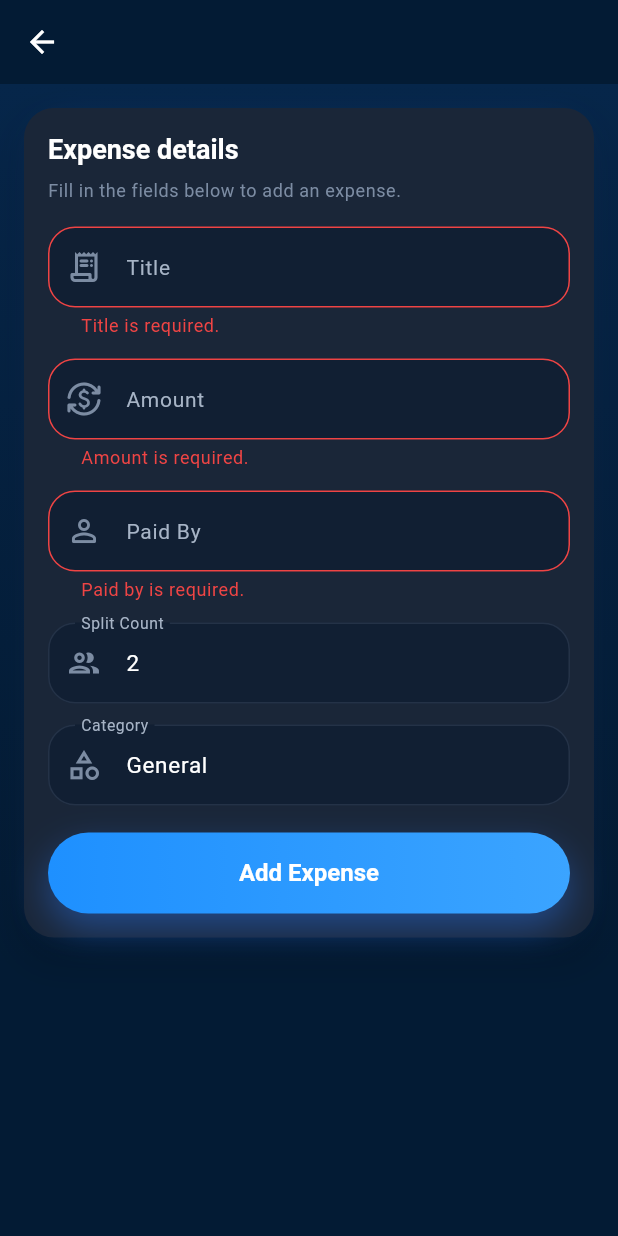
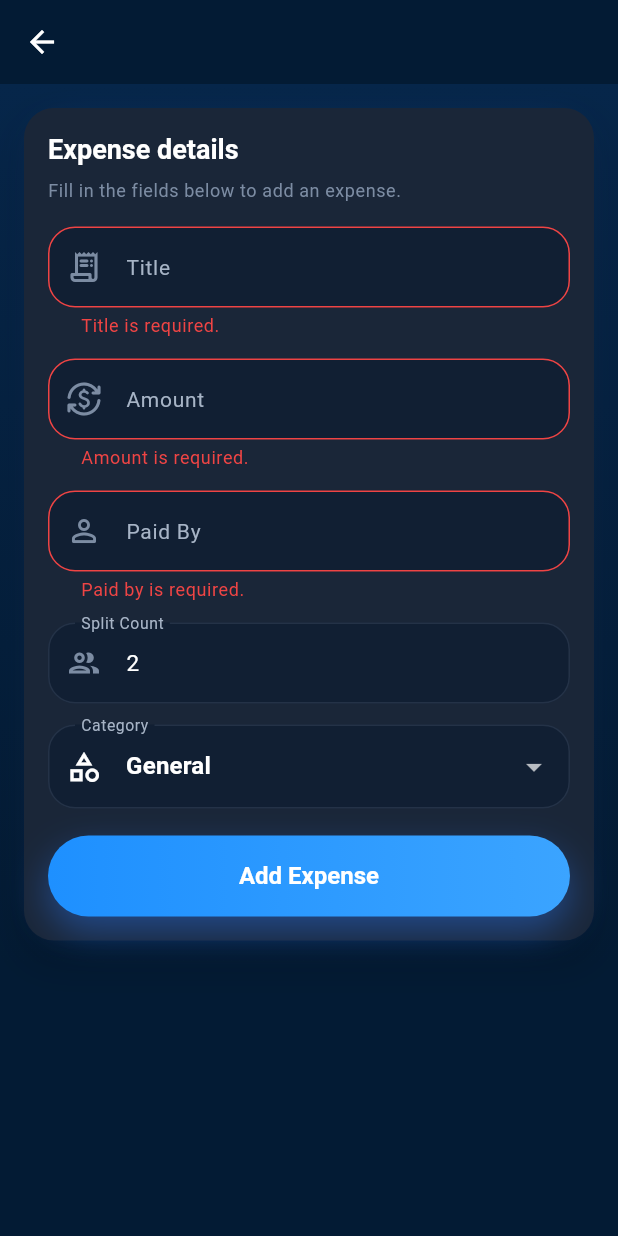
Before and after one commit to reijansen/kwartx, a Flutter app: the ExpenseFormScreen screen opened directly with empty values, after a tap on "Add Expense", on a phone screen of 412 x 824 dp. Run offline on Flutter 3.47's test engine with Material 3 defaults, Android fonts, the phone set to English and light mode, and no system bars; our stand-ins replace cloud_firestore, firebase_auth, firebase_core, share_plus; accounts and stored records are empty.

Commit message:
chore(stability): harden forms/data guards, add reusable category reference constants, and finalize submission README

```diff
--- /dev/null
+++ b/lib/constants/expense_reference_data.dart
@@ -0,0 +1,21 @@
+class ExpenseReferenceData {
+  ExpenseReferenceData._();
+
+  static const List<String> categories = <String>[
+    'General',
+    'Food',
+    'Transport',
+    'Bills',
+    'Rent',
+    'Utilities',
+    'Shopping',
+    'Entertainment',
+    'Travel',
+    'Health',
+    'Education',
+    'Other',
+  ];
+
+  static const String defaultCategory = 'General';
+  static const String unknownPayer = 'Unknown payer';
+}
--- a/lib/screens/expense_form_screen.dart
+++ b/lib/screens/expense_form_screen.dart
@@ -1,6 +1,8 @@
 import 'package:firebase_core/firebase_core.dart';
 import 'package:flutter/material.dart';
+import 'package:flutter/services.dart';
 
+import '../constants/expense_reference_data.dart';
 import '../models/expense_model.dart';
 import '../services/firestore_service.dart';
 import '../theme/app_theme.dart';
@@ -29,8 +31,8 @@ class _ExpenseFormScreenState extends State<ExpenseFormScreen> {
   final _amountController = TextEditingController();
   final _paidByController = TextEditingController();
   final _splitCountController = TextEditingController();
-  final _categoryController = TextEditingController();
   final _formKey = GlobalKey<FormState>();
+  String _selectedCategory = ExpenseReferenceData.defaultCategory;
   bool _isSaving = false;
 
   bool get _isEditMode => widget.existingExpense != null;
@@ -44,12 +46,15 @@ class _ExpenseFormScreenState extends State<ExpenseFormScreen> {
       _amountController.text = expense.amount.toStringAsFixed(2);
       _paidByController.text = expense.paidBy;
       _splitCountController.text = expense.splitCount.toString();
-      _categoryController.text = expense.category;
+      final savedCategory = expense.category.trim();
+      _selectedCategory = ExpenseReferenceData.categories.contains(savedCategory)
+          ? savedCategory
+          : ExpenseReferenceData.defaultCategory;
       return;
     }
 
     _splitCountController.text = '2';
-    _categoryController.text = 'General';
+    _selectedCategory = ExpenseReferenceData.defaultCategory;
   }
 
   @override
@@ -58,11 +63,13 @@ class _ExpenseFormScreenState extends State<ExpenseFormScreen> {
     _amountController.dispose();
     _paidByController.dispose();
     _splitCountController.dispose();
-    _categoryController.dispose();
     super.dispose();
   }
 
   Future<void> _saveExpense() async {
+    if (_isSaving) {
+      return;
+    }
     FocusScope.of(context).unfocus();
 
     final form = _formKey.currentState;
@@ -70,7 +77,7 @@ class _ExpenseFormScreenState extends State<ExpenseFormScreen> {
       return;
     }
 
-    final amount = double.tryParse(_amountController.text.trim());
+    final amount = _parseAmount(_amountController.text);
     final splitCount = int.tryParse(_splitCountController.text.trim());
     if (amount == null || amount <= 0) {
       _showMessage(
@@ -98,7 +105,7 @@ class _ExpenseFormScreenState extends State<ExpenseFormScreen> {
           'amount': amount,
           'paidBy': _paidByController.text.trim(),
           'splitCount': splitCount,
-          'category': _categoryController.text.trim(),
+          'category': _selectedCategory,
         });
       } else {
         final expense = ExpenseModel(
@@ -107,7 +114,7 @@ class _ExpenseFormScreenState extends State<ExpenseFormScreen> {
           amount: amount,
           paidBy: _paidByController.text.trim(),
           splitCount: splitCount,
-          category: _categoryController.text.trim(),
+          category: _selectedCategory,
           createdAt: DateTime.now(),
         );
         await _firestoreService.addExpense(expense);
@@ -138,6 +145,11 @@ class _ExpenseFormScreenState extends State<ExpenseFormScreen> {
         });
       }
     }
+  }
+
+  double? _parseAmount(String raw) {
+    final normalized = raw.trim().replaceAll(',', '');
+    return double.tryParse(normalized);
   }
 
   void _showMessage(String message, {AppFeedbackType type = AppFeedbackType.info}) {
@@ -212,6 +224,11 @@ class _ExpenseFormScreenState extends State<ExpenseFormScreen> {
                           keyboardType: const TextInputType.numberWithOptions(
                             decimal: true,
                           ),
+                          inputFormatters: [
+                            FilteringTextInputFormatter.allow(
+                              RegExp(r'[0-9.,]'),
+                            ),
+                          ],
                           textInputAction: TextInputAction.next,
                           validator: (value) {
                             if (value == null || value.trim().isEmpty) {
@@ -243,6 +260,9 @@ class _ExpenseFormScreenState extends State<ExpenseFormScreen> {
                           controller: _splitCountController,
                           enabled: !_isSaving,
                           keyboardType: TextInputType.number,
+                          inputFormatters: [
+                            FilteringTextInputFormatter.digitsOnly,
+                          ],
                           textInputAction: TextInputAction.next,
                           validator: (value) {
                             if (value == null || value.trim().isEmpty) {
@@ -252,20 +272,31 @@ class _ExpenseFormScreenState extends State<ExpenseFormScreen> {
                           },
                         ),
                         const SizedBox(height: 14),
-                        CustomTextField(
-                          label: 'Category',
-                          hintText: 'General',
-                          prefixIcon: Icons.category_outlined,
-                          controller: _categoryController,
-                          enabled: !_isSaving,
-                          textInputAction: TextInputAction.done,
-                          onFieldSubmitted: (_) => _saveExpense(),
-                          validator: (value) {
-                            if (value == null || value.trim().isEmpty) {
-                              return 'Category is required.';
-                            }
-                            return null;
-                          },
+                        DropdownButtonFormField<String>(
+                          initialValue: _selectedCategory,
+                          decoration: const InputDecoration(
+                            labelText: 'Category',
+                            prefixIcon: Icon(Icons.category_outlined),
+                          ),
+                          dropdownColor: AppTheme.cardBackground,
+                          items: ExpenseReferenceData.categories
+                              .map(
+                                (category) => DropdownMenuItem<String>(
+                                  value: category,
+                                  child: Text(category),
+                                ),
+                              )
+                              .toList(),
+                          onChanged: _isSaving
+                              ? null
+                              : (value) {
+                                  if (value == null) {
+                                    return;
+                                  }
+                                  setState(() {
+                                    _selectedCategory = value;
+                                  });
+                                },
                         ),
                         const SizedBox(height: 18),
                         PrimaryButton(
--- a/lib/widgets/custom_text_field.dart
+++ b/lib/widgets/custom_text_field.dart
@@ -1,4 +1,5 @@
 import 'package:flutter/material.dart';
+import 'package:flutter/services.dart';
 
 import '../theme/app_theme.dart';
 
@@ -16,6 +17,7 @@ class CustomTextField extends StatefulWidget {
     this.onFieldSubmitted,
     this.prefixIcon,
     this.maxLines = 1,
+    this.inputFormatters,
   });
 
   final String label;
@@ -29,6 +31,7 @@ class CustomTextField extends StatefulWidget {
   final ValueChanged<String>? onFieldSubmitted;
   final IconData? prefixIcon;
   final int maxLines;
+  final List<TextInputFormatter>? inputFormatters;
 
   @override
   State<CustomTextField> createState() => _CustomTextFieldState();
@@ -53,6 +56,7 @@ class _CustomTextFieldState extends State<CustomTextField> {
       onTapOutside: (_) => FocusScope.of(context).unfocus(),
       keyboardType: widget.keyboardType,
       textInputAction: widget.textInputAction,
+      inputFormatters: widget.inputFormatters,
       obscureText: _isObscured,
       validator: widget.validator,
       onFieldSubmitted: widget.onFieldSubmitted,
```
Also changed, not shown: lib/models/expense_model.dart (+39 -12 lines), lib/screens/home_screen.dart (+17 -10 lines), lib/services/expense_report_service.dart (+6 -2 lines), 1 other file.
